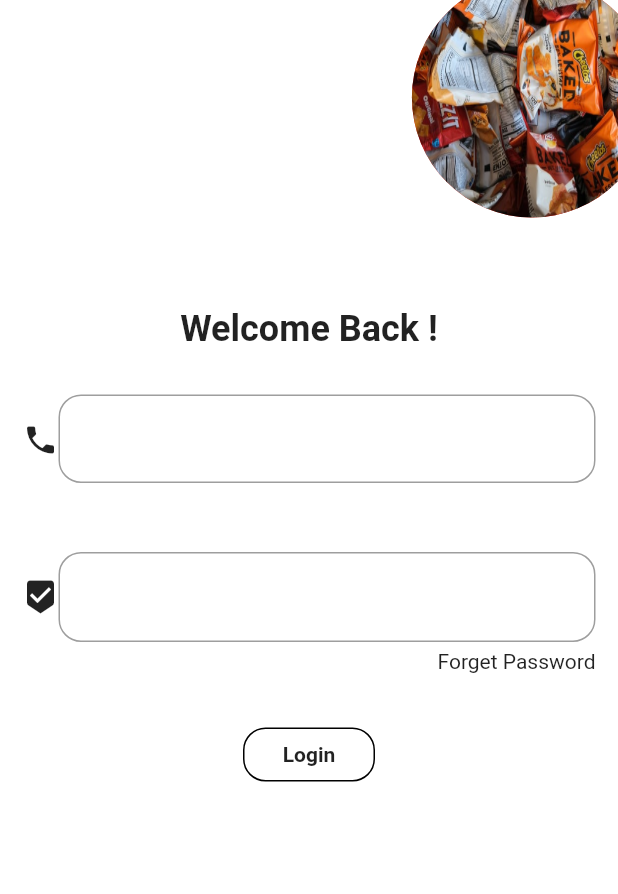
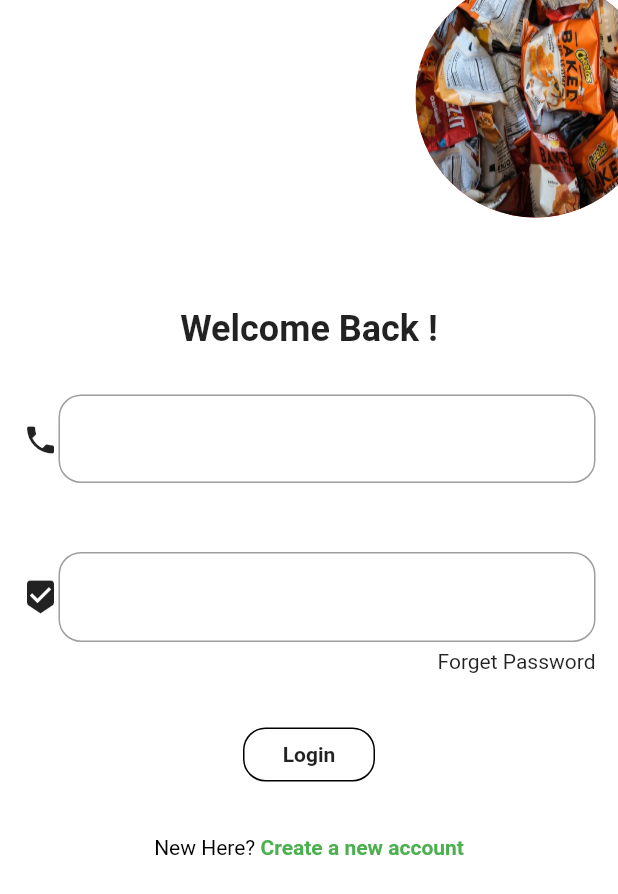
Before and after one commit to NishadAvnish/FressKart, a Flutter app: the screen it shows after launch, on a phone screen of 412 x 824 dp. Shown: the top 894 px of the screen. Run offline on Flutter 3.47's test engine with Material 2 defaults, Android fonts, the light colour scheme and no system bars; our stand-ins replace carousel_pro.

Commit message:
login_screen

```diff
--- a/lib/Screen/Login/login_screen.dart
+++ b/lib/Screen/Login/login_screen.dart
@@ -1,4 +1,5 @@
 import 'package:flutter/material.dart';
+import 'package:freshkart/Util/color.dart';
 
 class LoginScreen extends StatefulWidget {
   @override
@@ -34,8 +35,11 @@ class _LoginScreenState extends State<LoginScreen> {
                     child: Container(
                       height: _size.height * 0.2,
                       width: _size.height * 0.2,
-                      constraints:
-                          BoxConstraints(minHeight: 140.0, maxHeight: 160.0),
+                      constraints: BoxConstraints(
+                          minHeight: 140.0,
+                          maxHeight: 160.0,
+                          minWidth: 140.0,
+                          maxWidth: 160.0),
                       decoration: BoxDecoration(
                           shape: BoxShape.circle,
                           color: Colors.red,
@@ -138,7 +142,23 @@ class _LoginScreenState extends State<LoginScreen> {
                           style: TextStyle(fontWeight: FontWeight.bold),
                         ),
                       ),
-                    )
+                    ),
+                    SizedBox(
+                      height: 30,
+                    ),
+                    RichText(
+                        text: TextSpan(children: <TextSpan>[
+                      TextSpan(
+                        text: "New Here? ",
+                        style: TextStyle(
+                            fontWeight: FontWeight.normal, color: Colors.black),
+                      ),
+                      TextSpan(
+                        text: "Create a new account",
+                        style: TextStyle(
+                            fontWeight: FontWeight.bold, color: mainColor),
+                      ),
+                    ])),
                   ]),
                 )
               ],
```
